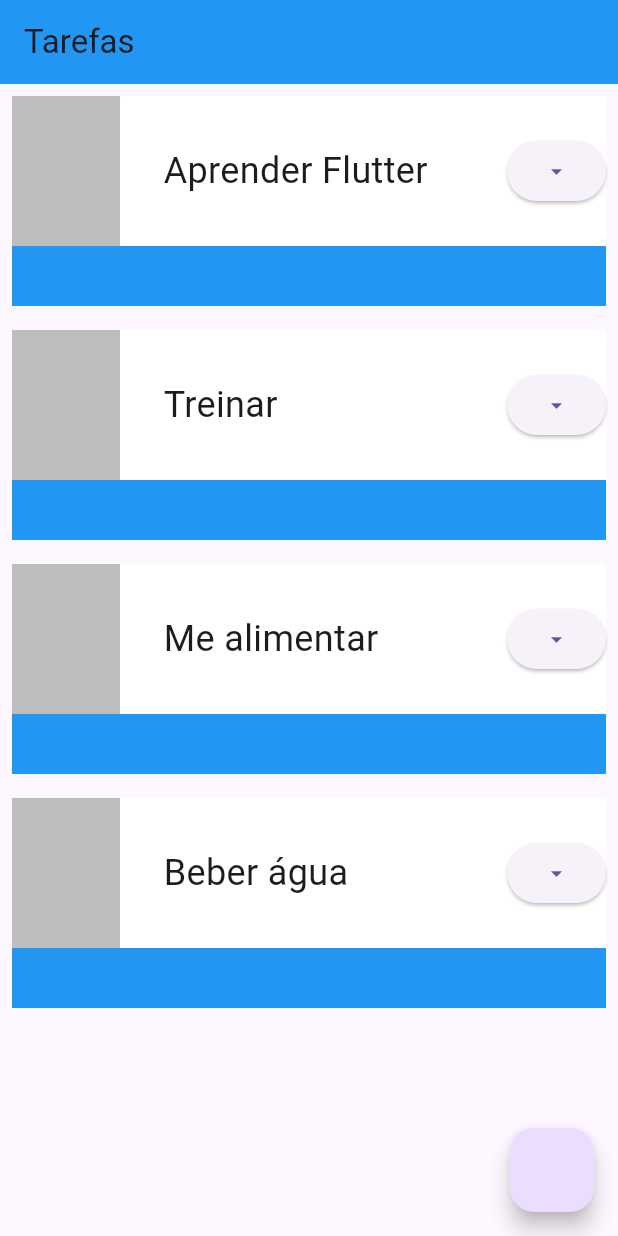
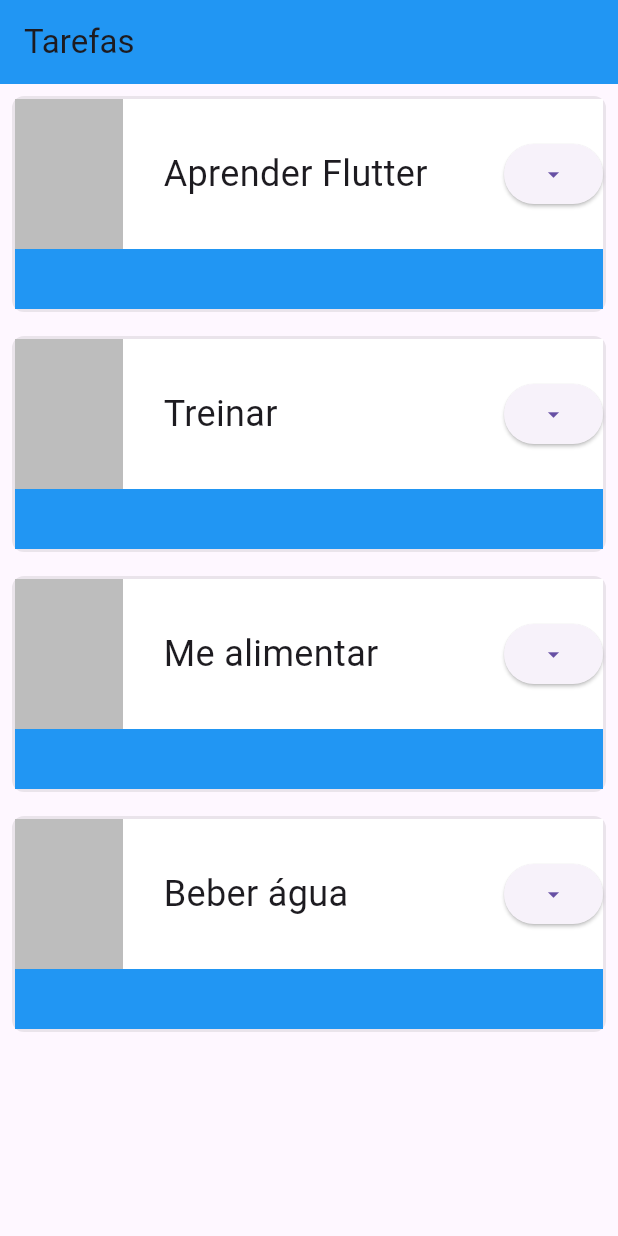
Before and after one commit to GuilhermeTantulli/Mobile-Development, a Flutter app: the screen it shows after launch, on a phone screen of 412 x 824 dp. Run offline on Flutter 3.47's test engine with Material 3 defaults, Android fonts, the phone set to English and light mode, and no system bars.

Commit message:
Implemented: Border Prop

```diff
--- a/aula_2_scaffold/lib/main.dart
+++ b/aula_2_scaffold/lib/main.dart
@@ -24,7 +24,6 @@ class MainApp extends StatelessWidget {
             Task('Beber água'),
           ],
         ),
-        floatingActionButton: FloatingActionButton(onPressed: () {}),
       ),
     );
   }
@@ -39,6 +38,10 @@ class Task extends StatelessWidget {
     return Padding(
       padding: const EdgeInsets.all(8.0),
       child: Container(
+        decoration: BoxDecoration(
+          border: Border.all(color: const Color.fromARGB(20, 0, 0, 0), width: 2),
+          borderRadius: BorderRadius.circular(8),
+        ),
         child: Stack(
           children: [
             Container(
```
